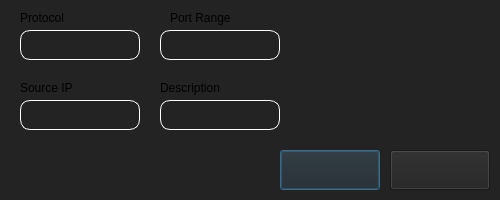
Qt form components/page2/sub/NetworkPopup.ui (TF-LAVENDER/Lavender) before a commit.
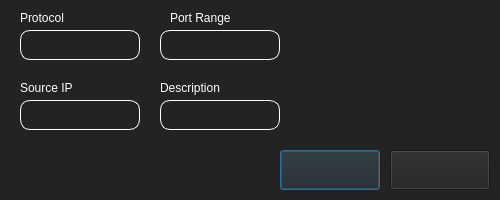
The same form after that commit. Icons and pictures are not drawn.

Commit message: style : change text color

```diff
--- a/components/page2/sub/NetworkPopup.ui
+++ b/components/page2/sub/NetworkPopup.ui
@@ -26,7 +26,7 @@
     </rect>
    </property>
    <property name="styleSheet">
-    <string notr="true"/>
+    <string notr="true">color: #ffffff;</string>
    </property>
    <property name="text">
     <string>Protocol</string>
@@ -91,7 +91,7 @@
     </rect>
    </property>
    <property name="styleSheet">
-    <string notr="true"/>
+    <string notr="true">color: #ffffff;</string>
    </property>
    <property name="text">
     <string>Port Range</string>
@@ -122,7 +122,7 @@
     </rect>
    </property>
    <property name="styleSheet">
-    <string notr="true"/>
+    <string notr="true">color: #ffffff;</string>
    </property>
    <property name="text">
     <string>Source IP</string>
@@ -153,7 +153,7 @@
     </rect>
    </property>
    <property name="styleSheet">
-    <string notr="true"/>
+    <string notr="true">color: #ffffff;</string>
    </property>
    <property name="text">
     <string>Description</string>
```
The commit also changes 1 other file.
